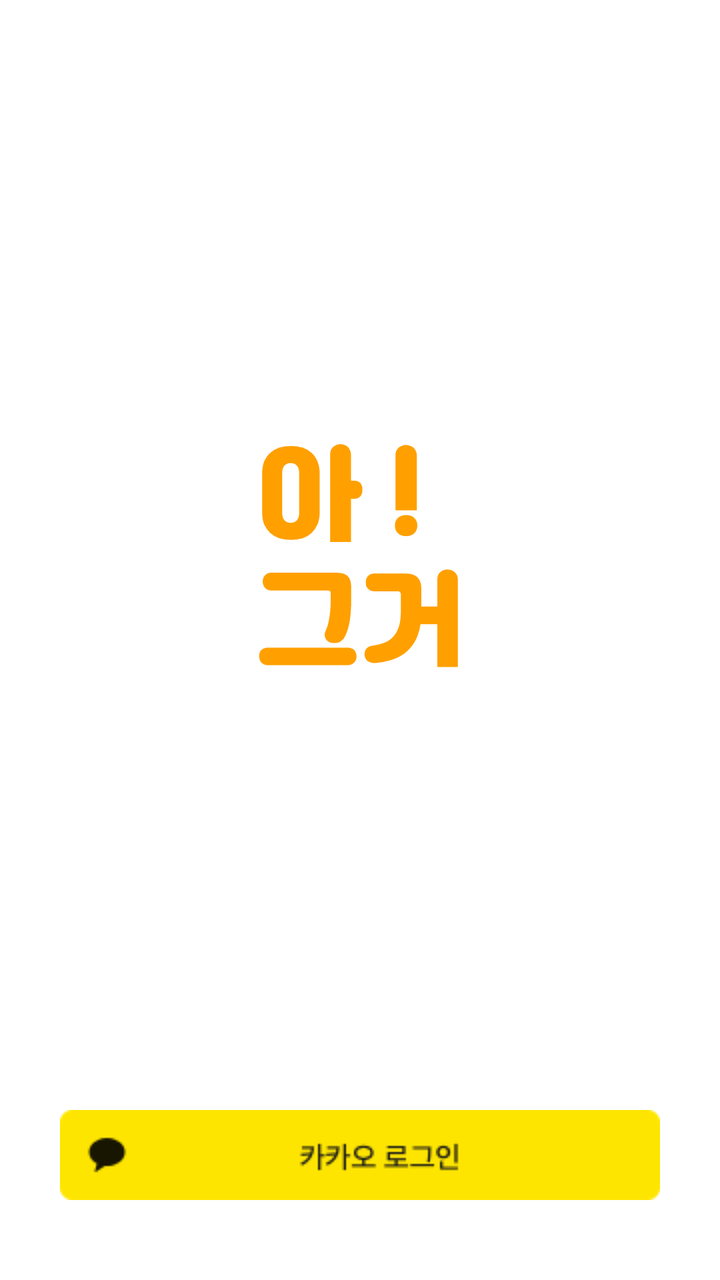
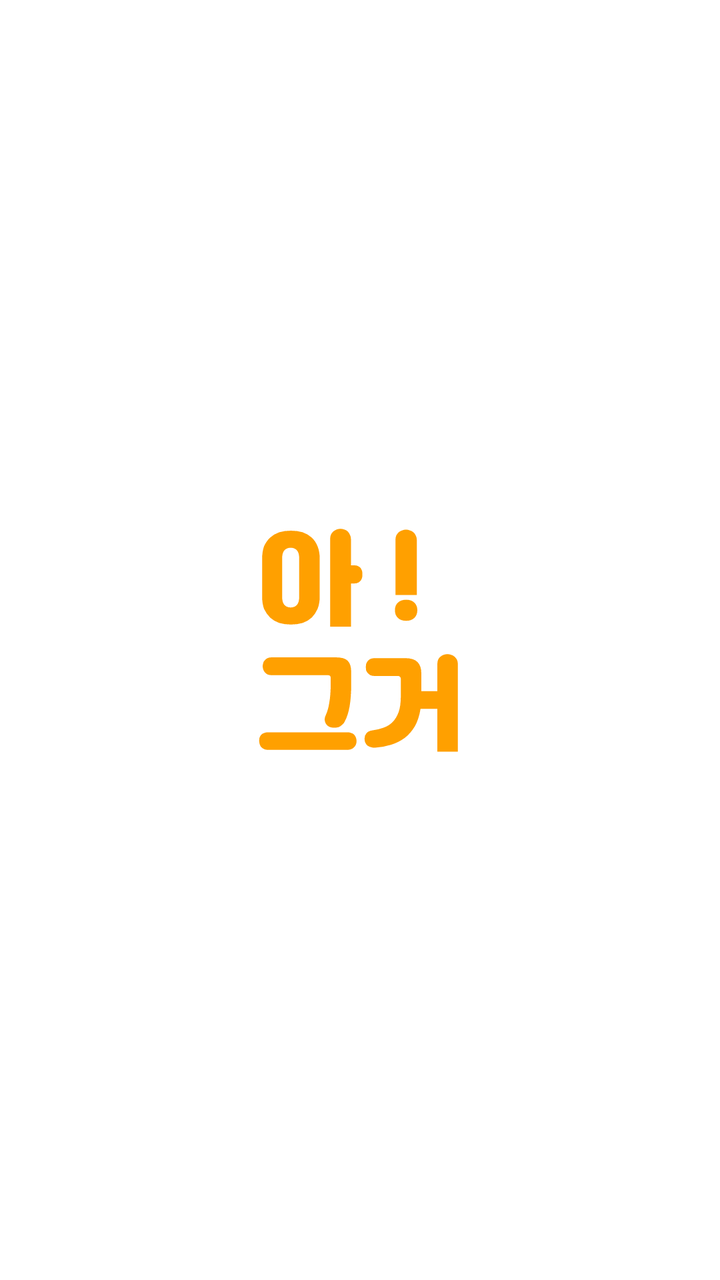

Compare the two renders of this Android layout. The source of the first and the diff that turns it into the second are given below.
<!-- AndroidManifest.xml: activity theme Theme.Chipmunk.NoActionBar -->
<!-- res/layout/activity_login.xml -->
<?xml version="1.0" encoding="utf-8"?>
<layout xmlns:android="http://schemas.android.com/apk/res/android"
    xmlns:app="http://schemas.android.com/apk/res-auto">

    <androidx.constraintlayout.widget.ConstraintLayout
        android:id="@+id/cl_login_root"
        android:layout_width="match_parent"
        android:layout_height="match_parent"
        android:background="@color/white" >

        
        <ImageView
            android:id="@+id/iv_splash_logo"
            android:layout_width="wrap_content"
            android:layout_height="wrap_content"
            android:src="@drawable/logo_app"
            app:layout_constraintTop_toTopOf="parent"
            app:layout_constraintStart_toStartOf="parent"
            app:layout_constraintEnd_toEndOf="parent"
            app:layout_constraintBottom_toTopOf="@id/btn_kakao_login" />

        <androidx.constraintlayout.utils.widget.ImageFilterButton
            android:id="@+id/btn_kakao_login"
            android:layout_width="wrap_content"
            android:layout_height="wrap_content"
            android:src="@drawable/kakao_login_medium_wide"
            app:layout_constraintEnd_toEndOf="parent"
            app:layout_constraintStart_toStartOf="parent"
            app:layout_constraintBottom_toBottomOf="parent"
            android:layout_marginBottom="@dimen/md_40"
            app:layout_constraintVertical_bias=".7" />
    </androidx.constraintlayout.widget.ConstraintLayout>
</layout>
<!-- resources referenced by this layout -->
<resources>
  <color name="white">#FFFFFFFF</color>
  <dimen name="md_40">40dp</dimen>
  <!-- drawable kakao_login_medium_wide: png bitmap (drawable, 3307 bytes) -->
  <!-- drawable logo_app: vector/xml drawable (drawable, 2555 chars, omitted) -->
  <style name="Theme.Chipmunk.NoActionBar">
          <item name="windowActionBar">false</item>
          <item name="windowNoTitle">true</item>
      </style>
</resources>

<!-- the commit's change to res/layout/activity_login.xml (unified diff, before → after) -->
@@ -17,17 +17,17 @@
             app:layout_constraintTop_toTopOf="parent"
             app:layout_constraintStart_toStartOf="parent"
             app:layout_constraintEnd_toEndOf="parent"
-            app:layout_constraintBottom_toTopOf="@id/btn_kakao_login" />
+            app:layout_constraintBottom_toBottomOf="parent" />
 
-        <androidx.constraintlayout.utils.widget.ImageFilterButton
-            android:id="@+id/btn_kakao_login"
-            android:layout_width="wrap_content"
-            android:layout_height="wrap_content"
-            android:src="@drawable/kakao_login_medium_wide"
-            app:layout_constraintEnd_toEndOf="parent"
-            app:layout_constraintStart_toStartOf="parent"
-            app:layout_constraintBottom_toBottomOf="parent"
-            android:layout_marginBottom="@dimen/md_40"
-            app:layout_constraintVertical_bias=".7" />
+
+
+
+
+
+
+
+
+
+
     </androidx.constraintlayout.widget.ConstraintLayout>
 </layout>
<!-- resource entries referenced after the edit -->
@@ -1,8 +1,6 @@
 <!-- resources referenced by this layout -->
 <resources>
   <color name="white">#FFFFFFFF</color>
-  <dimen name="md_40">40dp</dimen>
-  <!-- drawable kakao_login_medium_wide: png bitmap (drawable, 3307 bytes) -->
   <!-- drawable logo_app: vector/xml drawable (drawable, 2555 chars, omitted) -->
   <style name="Theme.Chipmunk.NoActionBar">
           <item name="windowActionBar">false</item>
